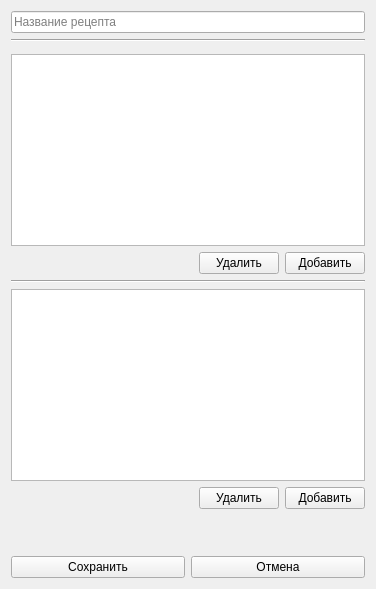
The window that project/forms/Recipe_edit.ui (Galoev/nutritionist-helper) describes before a commit, drawn with Qt 5.
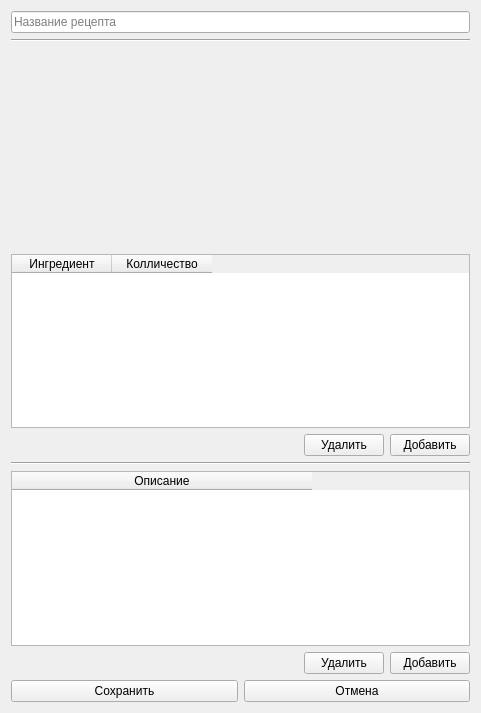
The same window after the commit.

Patch:
```diff
--- a/project/forms/Recipe_edit.ui
+++ b/project/forms/Recipe_edit.ui
@@ -6,14 +6,14 @@
    <rect>
     <x>0</x>
     <y>0</y>
-    <width>376</width>
-    <height>589</height>
+    <width>481</width>
+    <height>713</height>
    </rect>
   </property>
   <property name="windowTitle">
    <string>Form</string>
   </property>
-  <layout class="QVBoxLayout" name="verticalLayout" stretch="0,0,0,0,0,0,0,0,0,0">
+  <layout class="QVBoxLayout" name="verticalLayout">
    <item>
     <widget class="QLineEdit" name="lineEdi_recipeName">
      <property name="placeholderText">
@@ -29,7 +29,14 @@
     </widget>
    </item>
    <item>
-    <widget class="QWidget" name="widget_product_search" native="true"/>
+    <widget class="QWidget" name="widget_product_search" native="true">
+     <property name="minimumSize">
+      <size>
+       <width>457</width>
+       <height>200</height>
+      </size>
+     </property>
+    </widget>
    </item>
    <item>
     <widget class="QTableWidget" name="tableWidget_ingredientList">
@@ -37,6 +44,9 @@
       <bool>true</bool>
      </property>
      <attribute name="horizontalHeaderVisible">
+      <bool>true</bool>
+     </attribute>
+     <attribute name="horizontalHeaderCascadingSectionResizes">
       <bool>false</bool>
      </attribute>
      <attribute name="horizontalHeaderShowSortIndicator" stdset="0">
@@ -98,7 +108,7 @@
    <item>
     <widget class="QTableWidget" name="tableWidget_recipeDescription">
      <attribute name="horizontalHeaderVisible">
-      <bool>false</bool>
+      <bool>true</bool>
      </attribute>
      <attribute name="horizontalHeaderCascadingSectionResizes">
       <bool>false</bool>
```
